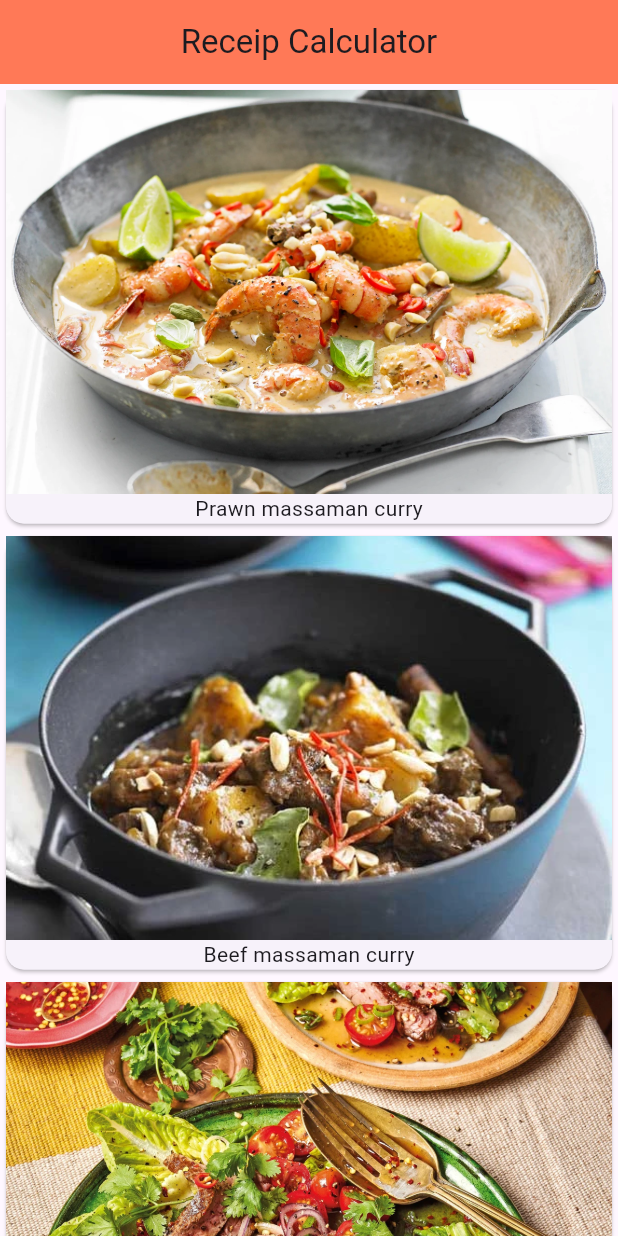
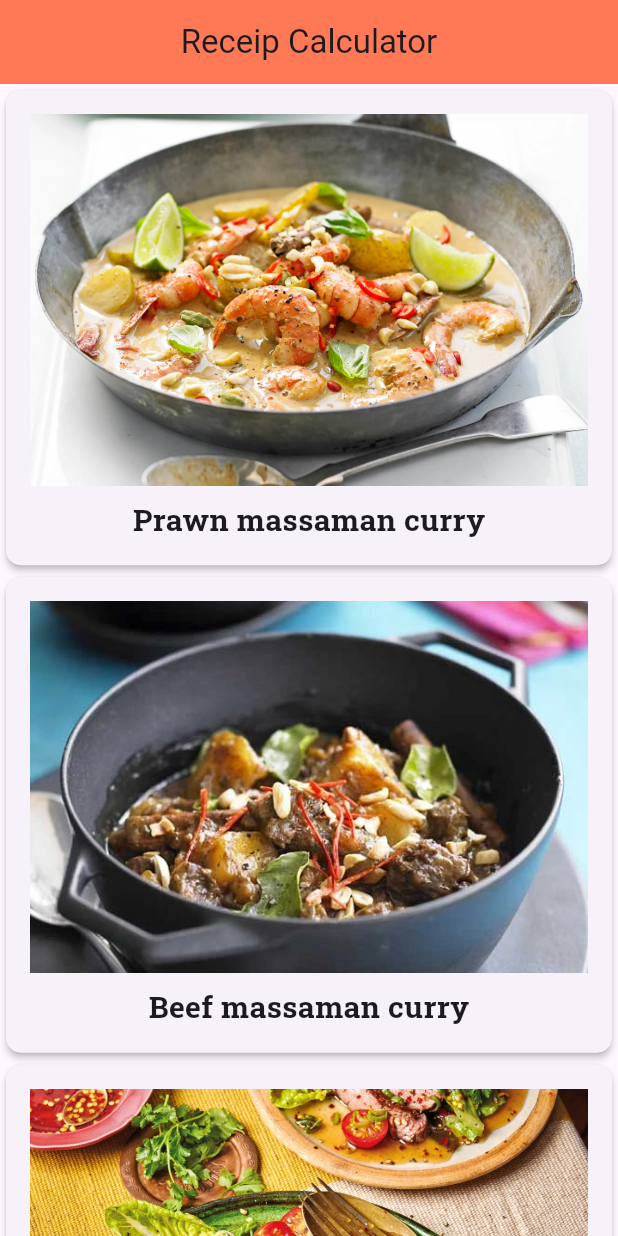
Before and after one commit to natthawadeeboonmak150947-lang/receipes, a Flutter app: the screen it shows after launch, on a phone screen of 412 x 824 dp. Run offline on Flutter 3.47's test engine with Material 3 defaults, Android fonts, the phone set to English and light mode, and no system bars; our stand-ins replace google_fonts.

Commit message:
Recipe Detail

```diff
--- a/lib/main.dart
+++ b/lib/main.dart
@@ -1,5 +1,7 @@
 import 'package:flutter/material.dart';
 import 'package:receipes/model/receipe.dart';
+import 'package:receipes/recipe_detail.dart';
+import 'package:google_fonts/google_fonts.dart';
 
 void main() {
   runApp(const ReceipesApp());
@@ -44,9 +46,19 @@ class _MyHomePageState extends State<MyHomePage> {
       body: SafeArea(child: Container(
            child: ListView.builder(
              itemBuilder: (BuildContext context, int index) {
-              return buildRecipeCard(Recipe.samples[index]);
+              return GestureDetector(
+                onTap: () {
+                  //print((Recipe.samples[index].imageUrl));
+                  Navigator.push(
+                    context,
+                    MaterialPageRoute(
+                      builder: (context) => RecipeDetail(recipe:Recipe.samples[index]),
+                    ),
+                  );
+                },
+                child: buildRecipeCard(Recipe.samples[index]),
+              );
              },
-              itemCount: Recipe.samples.length,
            ),
         ),
       ),
@@ -55,11 +67,21 @@ class _MyHomePageState extends State<MyHomePage> {
 
   Widget buildRecipeCard(Recipe recipe) {
     return Card(
-      child: Column(
-      children: <Widget>[
-          Image(image: AssetImage(recipe.imageUrl)),
-          Text(recipe.imgLabel),
-        ],
+      elevation: 2.0,
+      shape: RoundedRectangleBorder(
+        borderRadius: BorderRadius.circular(10.0),
+      ),
+      child: Padding(
+        padding: const EdgeInsets.all(16.0),
+        child: Column(
+        children: <Widget>[
+            Image(image: AssetImage(recipe.imageUrl)),
+            SizedBox(height: 8.0,),
+            Text(
+              recipe.imgLabel, style:GoogleFonts.robotoSlab(fontSize: 20.0, fontWeight: FontWeight.bold)
+            ),
+          ],
+        ),
       ),
     );
   }
--- a/lib/model/receipe.dart
+++ b/lib/model/receipe.dart
@@ -1,14 +1,19 @@
 class Recipe {
  String imgLabel;
  String imageUrl;
+ String detail;
 
-Recipe(this.imageUrl , this.imgLabel);
+Recipe(this.imageUrl , this.imgLabel , this.detail);
 
 static List<Recipe> samples =
   [
-   Recipe('assets/images/4460.webp', 'Prawn massaman curry'),
-   Recipe('assets/images/8018.webp', 'Beef massaman curry'),
-   Recipe('assets/images/1.webp', 'Crying tiger beef salad'),
-   Recipe('assets/images/2.webp', 'Thai pumpkin curry'),
+   Recipe('assets/images/4460.webp', 'Prawn massaman curry',
+   'A rich and aromatic Thai curry made with tender prawns, coconut milk,and fragrant spices. The mild sweetness blends perfectly with savory flavors, creating a comforting and luxurious dish.'),
+   Recipe('assets/images/8018.webp', 'Beef massaman curry',
+   'A classic Thai massaman curry featuring slow-cooked beef, coconut milk,and warm spices. The sauce is thick, creamy, and slightly sweet,delivering deep and satisfying flavors in every bite.'),
+   Recipe('assets/images/1.webp', 'Crying tiger beef salad',
+   'A spicy Thai salad made with grilled beef, fresh herbs, and chili-lime dressing.The bold, smoky flavor of the beef pairs perfectly with the tangy and spicy sauce,making it a vibrant and refreshing dish.'),
+   Recipe('assets/images/2.webp', 'Thai pumpkin curry',
+   'A comforting Thai curry made with tender pumpkin and creamy coconut milk.The natural sweetness of the pumpkin balances beautifully with mild spices,resulting in a smooth and flavorful vegetarian-friendly dish.'),
   ];
 }
--- a/pubspec.yaml
+++ b/pubspec.yaml
@@ -30,6 +30,7 @@ environment:
 dependencies:
   flutter:
     sdk: flutter
+  google_fonts: ^6.2.1
 
 
   # The following adds the Cupertino Icons font to your application.
```
Also changed, not shown: lib/recipe_detail.dart (added, +58 -0 lines), pubspec.lock.
